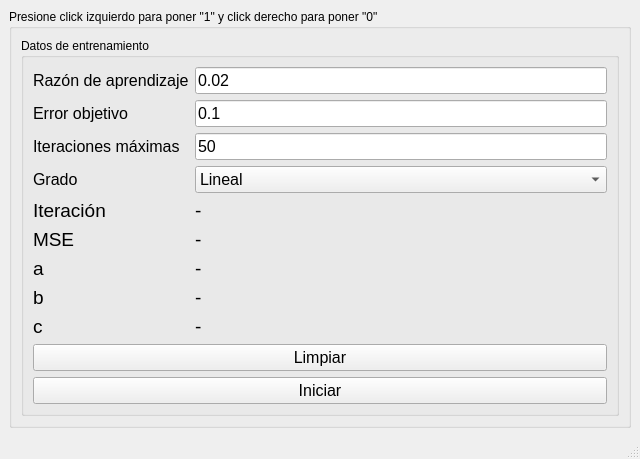
The window that GradienteDescendente/mainwindow.ui (FFahrenheit/PracticasIA) describes before a commit, drawn with Qt 5.
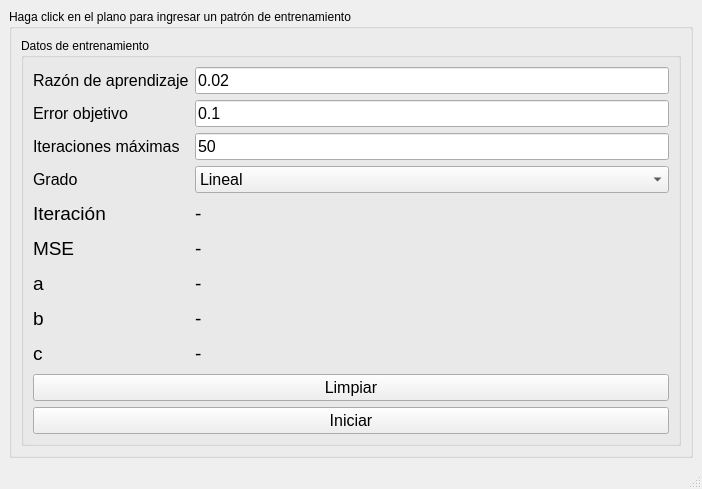
The same window after the commit.

```diff
--- a/GradienteDescendente/mainwindow.ui
+++ b/GradienteDescendente/mainwindow.ui
@@ -6,8 +6,8 @@
    <rect>
     <x>0</x>
     <y>0</y>
-    <width>640</width>
-    <height>423</height>
+    <width>702</width>
+    <height>489</height>
    </rect>
   </property>
   <property name="windowTitle">
@@ -18,7 +18,7 @@
     <item row="0" column="0">
      <widget class="QGroupBox" name="groupBox">
       <property name="title">
-       <string>Presione click izquierdo para poner &quot;1&quot; y click derecho para poner &quot;0&quot;</string>
+       <string>Haga click en el plano para ingresar un patrón de entrenamiento</string>
       </property>
       <layout class="QGridLayout" name="gridLayout">
        <item row="0" column="1">
```
Left out of the diff: 4 changed lines with no effect on the pictures.
